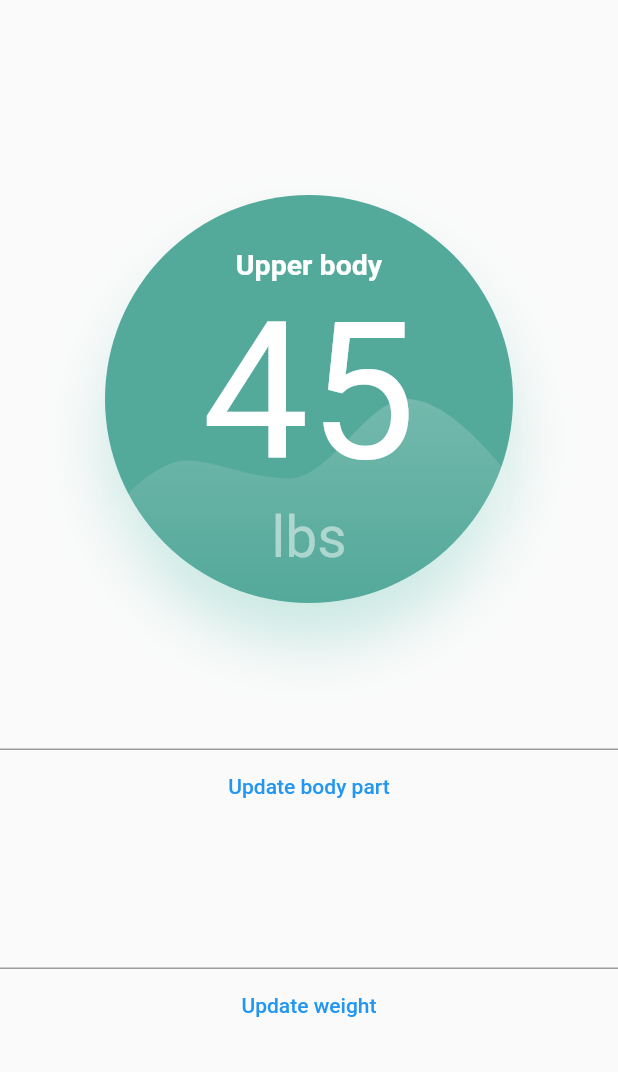
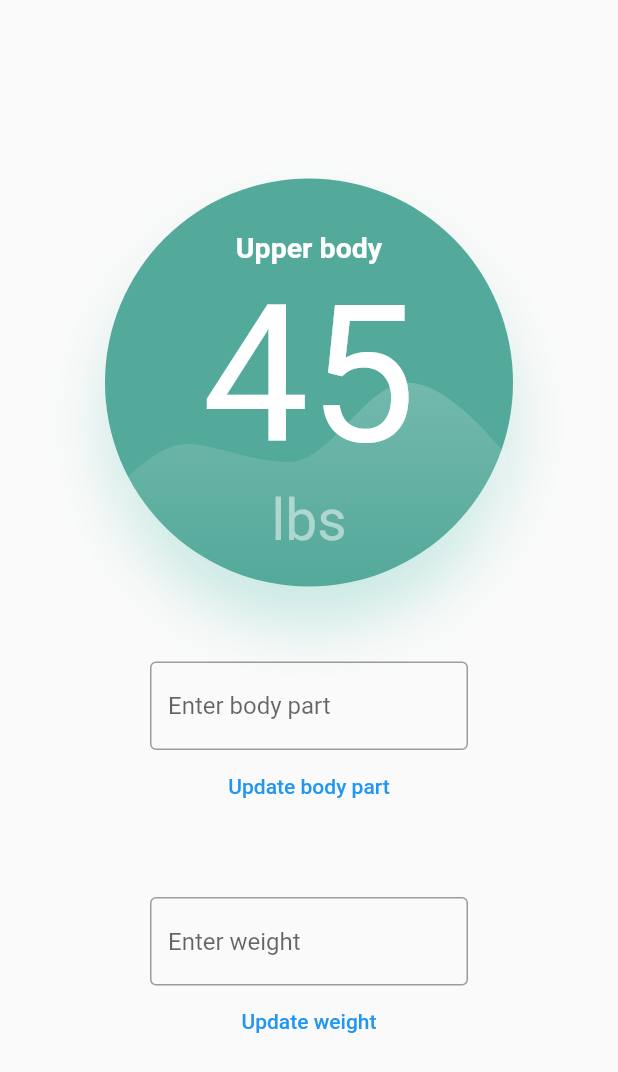
Before and after one commit to sh4217/Metrics-Widget, a Flutter app: the screen it shows after launch, on a phone screen of 412 x 824 dp. Shown: the top 1072 px of the screen. Run offline on Flutter 3.47's test engine with Material 2 defaults, Android fonts, the phone set to English and light mode, and no system bars; our stand-ins replace flutter_svg; Roboto replaces fonts that are missing (Helvetica, League Gothic).

Commit message:
updated aesthetics

```diff
--- a/lib/main.dart
+++ b/lib/main.dart
@@ -46,23 +46,19 @@ class _MyHomePageState extends State<MyHomePage> {
           children: <Widget>[
             Metrics(body, weight),
 
-          // TextButton(
-          //   child: Text(
-          //     'why'
-          //   ),
-          //   onPressed: () {
-          //     setState(() {
-          //       body = 'Core';
-          //     });
-          //   },
-          // ),
-
             const SizedBox(
               height: 50,
             ),
 
-            TextField(
-              controller: bodyController,
+            Padding(
+              padding: EdgeInsets.only(left: 100, right: 100),
+              child: TextField(
+                decoration: InputDecoration(
+                  border: OutlineInputBorder(),
+                    hintText: 'Enter body part',
+                ),
+                controller: bodyController,
+              ),
             ),
 
             TextButton(
@@ -80,8 +76,15 @@ class _MyHomePageState extends State<MyHomePage> {
               height: 50,
             ),
 
-            TextField(
-              controller: weightController,
+            Padding(
+              padding: EdgeInsets.only(left: 100, right: 100),
+              child: TextField(
+                decoration: InputDecoration(
+                  border: OutlineInputBorder(),
+                  hintText: 'Enter weight',
+                ),
+                controller: weightController,
+              ),
             ),
 
             TextButton(
```
